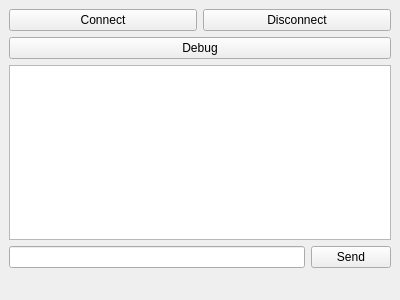
CCSEPBVR/CS-IS-PBVR, file Client/Widgets/Communication.ui: the form before one commit.
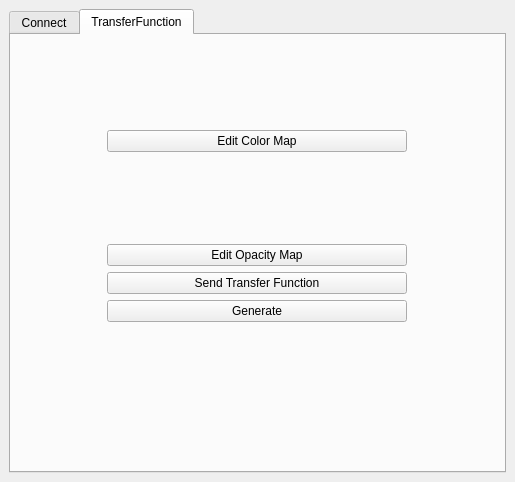
The form after the commit. Custom widgets are drawn as their Qt base class.

```diff
--- a/Client/Widgets/Communication.ui
+++ b/Client/Widgets/Communication.ui
@@ -6,8 +6,8 @@
    <rect>
     <x>0</x>
     <y>0</y>
-    <width>400</width>
-    <height>300</height>
+    <width>515</width>
+    <height>482</height>
    </rect>
   </property>
   <property name="windowTitle">
@@ -15,6 +15,34 @@
   </property>
   <widget class="QWidget" name="dockWidgetContents">
    <layout class="QGridLayout" name="gridLayout">
+    <item row="0" column="0" rowspan="3" colspan="3">
+     <widget class="QTabWidget" name="tabWidget">
+      <property name="currentIndex">
+       <number>1</number>
+      </property>
+      <widget class="QWidget" name="connectTab">
+       <attribute name="title">
+        <string>Connect</string>
+       </attribute>
+       <layout class="QGridLayout" name="gridLayout_2">
+        <item row="0" column="0" colspan="2">
+         <layout class="QHBoxLayout" name="horizontalLayout">
+          <item>
+           <widget class="QPushButton" name="connectPushButton">
+            <property name="text">
+             <string>Connect</string>
+            </property>
+           </widget>
+          </item>
+          <item>
+           <widget class="QPushButton" name="disconnectPushButton">
+            <property name="text">
+             <string>Disconnect</string>
+            </property>
+           </widget>
+          </item>
+         </layout>
+        </item>
     <item row="3" column="0">
      <widget class="QLineEdit" name="chatLineEdit"/>
     </item>
@@ -28,24 +56,6 @@
     <item row="2" column="0" colspan="2">
      <widget class="QTextBrowser" name="textBrowser"/>
     </item>
-    <item row="0" column="0" colspan="2">
-     <layout class="QHBoxLayout" name="horizontalLayout">
-      <item>
-       <widget class="QPushButton" name="connectPushButton">
-        <property name="text">
-         <string>Connect</string>
-        </property>
-       </widget>
-      </item>
-      <item>
-       <widget class="QPushButton" name="disconnectPushButton">
-        <property name="text">
-         <string>Disconnect</string>
-        </property>
-       </widget>
-      </item>
-     </layout>
-    </item>
     <item row="1" column="0" colspan="2">
      <widget class="QPushButton" name="debugPushButton">
       <property name="text">
@@ -68,7 +78,105 @@
     </item>
    </layout>
   </widget>
- </widget>
+      <widget class="QWidget" name="transferFunctionTab">
+       <attribute name="title">
+        <string>TransferFunction</string>
+       </attribute>
+       <layout class="QGridLayout" name="gridLayout_3">
+        <item row="6" column="0">
+         <widget class="QPushButton" name="generatePushButton">
+          <property name="text">
+           <string>Generate</string>
+          </property>
+         </widget>
+        </item>
+        <item row="4" column="0">
+         <widget class="QPushButton" name="editOpacityMapPushButton">
+          <property name="text">
+           <string>Edit Opacity Map</string>
+          </property>
+         </widget>
+        </item>
+        <item row="7" column="0">
+         <spacer name="verticalSpacer_2">
+          <property name="orientation">
+           <enum>Qt::Vertical</enum>
+          </property>
+          <property name="sizeHint" stdset="0">
+           <size>
+            <width>20</width>
+            <height>40</height>
+           </size>
+          </property>
+         </spacer>
+        </item>
+        <item row="1" column="0">
+         <widget class="ColorMap" name="colorMap" native="true">
+          <property name="minimumSize">
+           <size>
+            <width>0</width>
+            <height>80</height>
+           </size>
+          </property>
+          <property name="maximumSize">
+           <size>
+            <width>300</width>
+            <height>80</height>
+           </size>
+          </property>
+         </widget>
+        </item>
+        <item row="2" column="0">
+         <widget class="QPushButton" name="editColorMapPushButton">
+          <property name="text">
+           <string>Edit Color Map</string>
+          </property>
+         </widget>
+        </item>
+        <item row="3" column="0">
+         <widget class="OpacityMap" name="opacityMap" native="true">
+          <property name="minimumSize">
+           <size>
+            <width>0</width>
+            <height>80</height>
+           </size>
+          </property>
+          <property name="maximumSize">
+           <size>
+            <width>300</width>
+            <height>80</height>
+           </size>
+          </property>
+         </widget>
+        </item>
+        <item row="5" column="0">
+         <widget class="QPushButton" name="sendTransferFunctionPushButton">
+          <property name="text">
+           <string>Send Transfer Function</string>
+          </property>
+         </widget>
+        </item>
+       </layout>
+      </widget>
+     </widget>
+    </item>
+   </layout>
+  </widget>
+ </widget>
+ <customwidgets>
+  <customwidget>
+   <class>ColorMap</class>
+   <extends>QWidget</extends>
+   <header>ColorMap.h</header>
+   <container>1</container>
+  </customwidget>
+  <customwidget>
+   <class>OpacityMap</class>
+   <extends>QWidget</extends>
+   <header>OpacityMap.h</header>
+   <container>1</container>
+  </customwidget>
+ </customwidgets>
  <resources/>
  <connections/>
 </ui>
```
Lines whose indentation alone changed are shown as unchanged.
